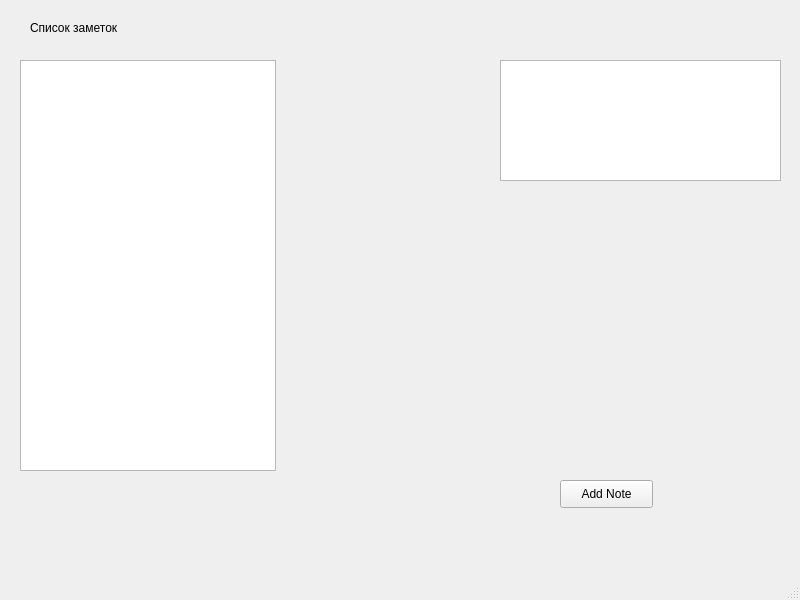
wwwtfden/MyNotes, file mainwindow.ui: the form before one commit.
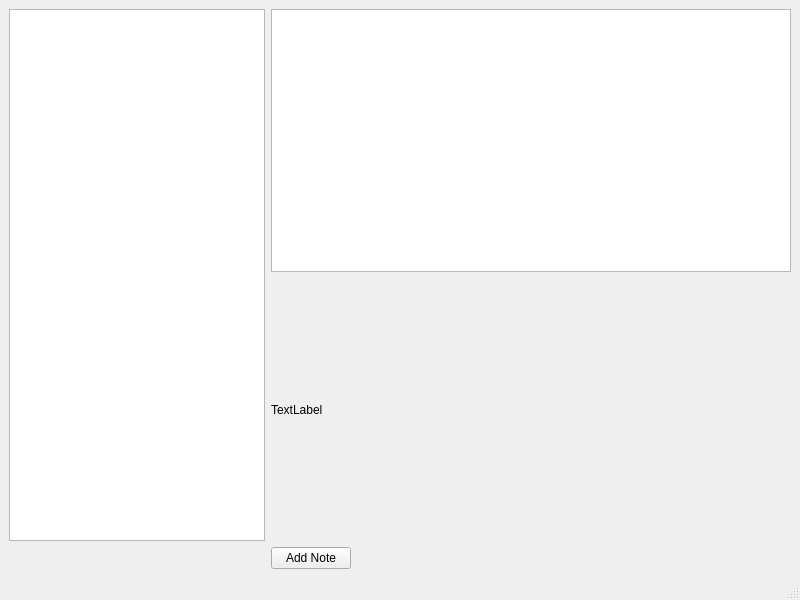
The form after the commit.

Patch:
```diff
--- a/mainwindow.ui
+++ b/mainwindow.ui
@@ -10,56 +10,62 @@
     <height>600</height>
    </rect>
   </property>
+  <property name="sizePolicy">
+   <sizepolicy hsizetype="MinimumExpanding" vsizetype="MinimumExpanding">
+    <horstretch>0</horstretch>
+    <verstretch>0</verstretch>
+   </sizepolicy>
+  </property>
   <property name="windowTitle">
    <string>MainWindow</string>
   </property>
   <widget class="QWidget" name="centralwidget">
-   <widget class="QPushButton" name="pushButton">
-    <property name="geometry">
-     <rect>
-      <x>560</x>
-      <y>480</y>
-      <width>93</width>
-      <height>28</height>
-     </rect>
-    </property>
-    <property name="text">
-     <string>Add Note</string>
-    </property>
-   </widget>
-   <widget class="QPlainTextEdit" name="plainTextEdit">
-    <property name="geometry">
-     <rect>
-      <x>500</x>
-      <y>60</y>
-      <width>281</width>
-      <height>121</height>
-     </rect>
-    </property>
-   </widget>
-   <widget class="QLabel" name="label">
-    <property name="geometry">
-     <rect>
-      <x>30</x>
-      <y>20</y>
-      <width>101</width>
-      <height>16</height>
-     </rect>
-    </property>
-    <property name="text">
-     <string>Список заметок</string>
-    </property>
-   </widget>
-   <widget class="QListWidget" name="listWidget">
-    <property name="geometry">
-     <rect>
-      <x>20</x>
-      <y>60</y>
-      <width>256</width>
-      <height>411</height>
-     </rect>
-    </property>
-   </widget>
+   <layout class="QGridLayout" name="gridLayout_2">
+    <item row="0" column="0">
+     <layout class="QGridLayout" name="gridLayout">
+      <item row="0" column="1">
+       <widget class="QPlainTextEdit" name="plainTextEdit">
+        <property name="sizePolicy">
+         <sizepolicy hsizetype="MinimumExpanding" vsizetype="Preferred">
+          <horstretch>0</horstretch>
+          <verstretch>0</verstretch>
+         </sizepolicy>
+        </property>
+       </widget>
+      </item>
+      <item row="0" column="0" rowspan="2">
+       <widget class="QListWidget" name="listWidget">
+        <property name="sizePolicy">
+         <sizepolicy hsizetype="Preferred" vsizetype="Expanding">
+          <horstretch>0</horstretch>
+          <verstretch>0</verstretch>
+         </sizepolicy>
+        </property>
+       </widget>
+      </item>
+      <item row="1" column="1">
+       <widget class="QLabel" name="label_2">
+        <property name="text">
+         <string>TextLabel</string>
+        </property>
+       </widget>
+      </item>
+      <item row="2" column="1">
+       <widget class="QPushButton" name="pushButton">
+        <property name="sizePolicy">
+         <sizepolicy hsizetype="Fixed" vsizetype="Fixed">
+          <horstretch>0</horstretch>
+          <verstretch>0</verstretch>
+         </sizepolicy>
+        </property>
+        <property name="text">
+         <string>Add Note</string>
+        </property>
+       </widget>
+      </item>
+     </layout>
+    </item>
+   </layout>
   </widget>
   <widget class="QMenuBar" name="menubar">
    <property name="geometry">
```
